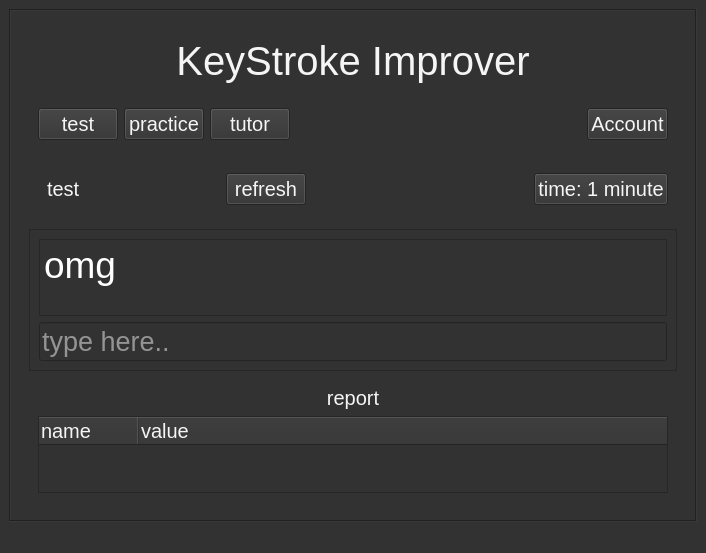
Old version of the form home.ui in the repository Prakash5209/typing_tutor.
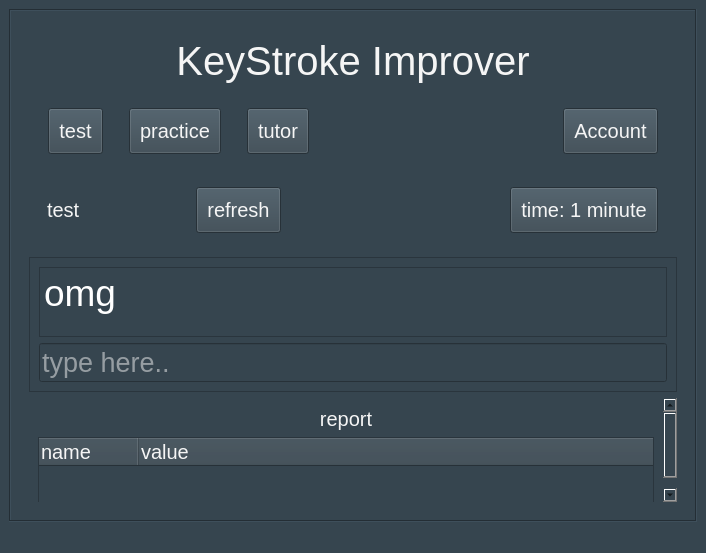
New version of the form.

The edit to the form file:
```diff
--- a/home.ui
+++ b/home.ui
@@ -26,7 +26,7 @@
    <string>MainWindow</string>
   </property>
   <property name="styleSheet">
-   <string notr="true">background-color:#323232;</string>
+   <string notr="true">background-color:#36454F;</string>
   </property>
   <widget class="QWidget" name="centralwidget">
    <layout class="QGridLayout" name="gridLayout">
@@ -160,7 +160,9 @@
                     </font>
                    </property>
                    <property name="styleSheet">
-                    <string notr="true">color:whitesmoke;</string>
+                    <string notr="true">color:whitesmoke;
+margin:0 10px;
+padding:10px;</string>
                    </property>
                    <property name="text">
                     <string>refresh</string>
@@ -196,7 +198,9 @@
                  </font>
                 </property>
                 <property name="styleSheet">
-                 <string notr="true">color:whitesmoke;</string>
+                 <string notr="true">color:whitesmoke;
+margin:0 10px;
+padding:10px;</string>
                 </property>
                 <property name="text">
                  <string>time: 1 minute</string>
@@ -336,7 +340,9 @@
                  </font>
                 </property>
                 <property name="styleSheet">
-                 <string notr="true">color:whitesmoke;</string>
+                 <string notr="true">color:whitesmoke;
+margin:0 10px;
+padding:10px;</string>
                 </property>
                 <property name="text">
                  <string>test</string>
@@ -354,7 +360,9 @@
                  </font>
                 </property>
                 <property name="styleSheet">
-                 <string notr="true">color:whitesmoke;</string>
+                 <string notr="true">color:whitesmoke;
+margin:0 10px;
+padding:10px;</string>
                 </property>
                 <property name="text">
                  <string>practice</string>
@@ -369,7 +377,9 @@
                  </font>
                 </property>
                 <property name="styleSheet">
-                 <string notr="true">color:whitesmoke;</string>
+                 <string notr="true">color:whitesmoke;
+margin:0 10px;
+padding:10px;</string>
                 </property>
                 <property name="text">
                  <string>tutor</string>
@@ -402,7 +412,9 @@
                  </font>
                 </property>
                 <property name="styleSheet">
-                 <string notr="true">color:whitesmoke;</string>
+                 <string notr="true">color:whitesmoke;
+margin:0 10px;
+padding:10px;</string>
                 </property>
                 <property name="text">
                  <string>Account</string>
```
